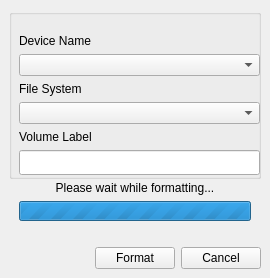
Old version of the form playground/intern/quick-format/src/ui/quickformat.ui in the repository pars-linux/uludag.
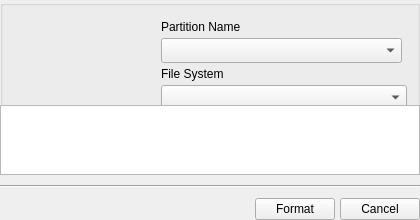
New version of the form. Icons and pictures are not drawn.

Commit message: remake of the legendary quick-format, stage 1

What changed in the file:
```diff
--- a/playground/intern/quick-format/src/ui/quickformat.ui
+++ b/playground/intern/quick-format/src/ui/quickformat.ui
@@ -1,13 +1,13 @@
 <?xml version="1.0" encoding="UTF-8"?>
 <ui version="4.0">
- <class>MainWindow</class>
- <widget class="QMainWindow" name="MainWindow">
+ <class>QuickFormat</class>
+ <widget class="QWidget" name="QuickFormat">
   <property name="geometry">
    <rect>
     <x>0</x>
     <y>0</y>
-    <width>270</width>
-    <height>278</height>
+    <width>420</width>
+    <height>220</height>
    </rect>
   </property>
   <property name="sizePolicy">
@@ -18,68 +18,112 @@
   </property>
   <property name="minimumSize">
    <size>
-    <width>270</width>
-    <height>278</height>
+    <width>420</width>
+    <height>220</height>
    </size>
   </property>
   <property name="maximumSize">
    <size>
-    <width>270</width>
-    <height>278</height>
+    <width>426</width>
+    <height>600</height>
    </size>
   </property>
   <property name="windowTitle">
    <string>Disk Formatting Utility</string>
   </property>
-  <property name="toolButtonStyle">
-   <enum>Qt::ToolButtonIconOnly</enum>
+  <property name="styleSheet">
+   <string notr="true"/>
   </property>
-  <property name="dockOptions">
-   <set>QMainWindow::AllowTabbedDocks|QMainWindow::AnimatedDocks</set>
-  </property>
-  <widget class="QWidget" name="centralwidget">
-   <property name="enabled">
-    <bool>true</bool>
+  <layout class="QVBoxLayout" name="verticalLayout_2">
+   <property name="spacing">
+    <number>10</number>
    </property>
-   <layout class="QVBoxLayout" name="verticalLayout">
-    <item>
-     <widget class="QGroupBox" name="grpBoxDeviceName">
-      <property name="minimumSize">
-       <size>
-        <width>0</width>
-        <height>170</height>
-       </size>
+   <property name="margin">
+    <number>0</number>
+   </property>
+   <item>
+    <widget class="QGroupBox" name="grpNonArgs">
+     <property name="minimumSize">
+      <size>
+       <width>0</width>
+       <height>170</height>
+      </size>
+     </property>
+     <property name="maximumSize">
+      <size>
+       <width>16777215</width>
+       <height>16777215</height>
+      </size>
+     </property>
+     <property name="font">
+      <font>
+       <weight>75</weight>
+       <bold>true</bold>
+      </font>
+     </property>
+     <property name="styleSheet">
+      <string/>
+     </property>
+     <property name="title">
+      <string/>
+     </property>
+     <property name="flat">
+      <bool>true</bool>
+     </property>
+     <layout class="QHBoxLayout" name="horizontalLayout_2">
+      <property name="spacing">
+       <number>20</number>
       </property>
-      <property name="maximumSize">
-       <size>
-        <width>16777215</width>
-        <height>16777215</height>
-       </size>
+      <property name="margin">
+       <number>10</number>
       </property>
-      <property name="font">
-       <font>
-        <weight>75</weight>
-        <bold>true</bold>
-       </font>
-      </property>
-      <property name="styleSheet">
-       <string/>
-      </property>
-      <property name="title">
-       <string/>
-      </property>
-      <widget class="QWidget" name="verticalLayoutWidget">
-       <property name="geometry">
-        <rect>
-         <x>10</x>
-         <y>25</y>
-         <width>241</width>
-         <height>141</height>
-        </rect>
-       </property>
-       <layout class="QVBoxLayout" name="verticalLayout_2">
-        <item>
-         <widget class="QLabel" name="lbl_deviceName">
+      <item>
+       <widget class="QLabel" name="icon">
+        <property name="sizePolicy">
+         <sizepolicy hsizetype="Fixed" vsizetype="Preferred">
+          <horstretch>128</horstretch>
+          <verstretch>128</verstretch>
+         </sizepolicy>
+        </property>
+        <property name="minimumSize">
+         <size>
+          <width>128</width>
+          <height>128</height>
+         </size>
+        </property>
+        <property name="maximumSize">
+         <size>
+          <width>128</width>
+          <height>128</height>
+         </size>
+        </property>
+        <property name="text">
+         <string/>
+        </property>
+        <property name="pixmap">
+         <pixmap resource="../data/images.qrc">:/images/images/drive-removable-media-usb.png</pixmap>
+        </property>
+        <property name="alignment">
+         <set>Qt::AlignLeading|Qt::AlignLeft|Qt::AlignVCenter</set>
+        </property>
+       </widget>
+      </item>
+      <item>
+       <layout class="QGridLayout" name="gridLayout">
+        <property name="horizontalSpacing">
+         <number>5</number>
+        </property>
+        <property name="verticalSpacing">
+         <number>0</number>
+        </property>
+        <item row="0" column="0" colspan="2">
+         <widget class="QLabel" name="label_2">
+          <property name="minimumSize">
+           <size>
+            <width>250</width>
+            <height>0</height>
+           </size>
+          </property>
           <property name="font">
            <font>
             <weight>50</weight>
@@ -87,22 +131,58 @@
            </font>
           </property>
           <property name="text">
-           <string>Device Name</string>
+           <string>Partition Name</string>
           </property>
          </widget>
         </item>
-        <item>
-         <widget class="QComboBox" name="cmb_deviceName">
+        <item row="1" column="0">
+         <widget class="QComboBox" name="deviceName">
+          <property name="sizePolicy">
+           <sizepolicy hsizetype="Expanding" vsizetype="Preferred">
+            <horstretch>0</horstretch>
+            <verstretch>0</verstretch>
+           </sizepolicy>
+          </property>
+          <property name="minimumSize">
+           <size>
+            <width>113</width>
+            <height>25</height>
+           </size>
+          </property>
+          <property name="maximumSize">
+           <size>
+            <width>16777215</width>
+            <height>25</height>
+           </size>
+          </property>
           <property name="font">
            <font>
             <weight>50</weight>
             <bold>false</bold>
            </font>
           </property>
+          <property name="sizeAdjustPolicy">
+           <enum>QComboBox::AdjustToMinimumContentsLength</enum>
+          </property>
+          <property name="minimumContentsLength">
+           <number>0</number>
+          </property>
+          <property name="iconSize">
+           <size>
+            <width>32</width>
+            <height>32</height>
+           </size>
+          </property>
+          <property name="frame">
+           <bool>true</bool>
+          </property>
+          <property name="modelColumn">
+           <number>0</number>
+          </property>
          </widget>
         </item>
-        <item>
-         <widget class="QLabel" name="lbl_fileSystem">
+        <item row="2" column="0" colspan="2">
+         <widget class="QLabel" name="label_3">
           <property name="font">
            <font>
             <weight>50</weight>
@@ -114,8 +194,26 @@
           </property>
          </widget>
         </item>
-        <item>
-         <widget class="QComboBox" name="cmb_fileSystem">
+        <item row="3" column="0" colspan="2">
+         <widget class="QComboBox" name="fileSystem">
+          <property name="sizePolicy">
+           <sizepolicy hsizetype="Preferred" vsizetype="Preferred">
+            <horstretch>0</horstretch>
+            <verstretch>0</verstretch>
+           </sizepolicy>
+          </property>
+          <property name="minimumSize">
+           <size>
+            <width>113</width>
+            <height>25</height>
+           </size>
+          </property>
+          <property name="maximumSize">
+           <size>
+            <width>16777215</width>
+            <height>25</height>
+           </size>
+          </property>
           <property name="font">
            <font>
             <weight>50</weight>
@@ -124,8 +222,8 @@
           </property>
          </widget>
         </item>
-        <item>
-         <widget class="QLabel" name="lbl_volumeLabel">
+        <item row="4" column="0" colspan="2">
+         <widget class="QLabel" name="label_4">
           <property name="font">
            <font>
             <weight>50</weight>
@@ -137,164 +235,98 @@
           </property>
          </widget>
         </item>
-        <item>
-         <widget class="QLineEdit" name="txt_volumeLabel">
+        <item row="5" column="0" colspan="2">
+         <widget class="QLineEdit" name="volumeLabel">
+          <property name="sizePolicy">
+           <sizepolicy hsizetype="Expanding" vsizetype="Preferred">
+            <horstretch>0</horstretch>
+            <verstretch>0</verstretch>
+           </sizepolicy>
+          </property>
           <property name="minimumSize">
            <size>
             <width>0</width>
             <height>25</height>
            </size>
           </property>
+          <property name="maximumSize">
+           <size>
+            <width>16777215</width>
+            <height>25</height>
+           </size>
+          </property>
           <property name="font">
            <font>
             <weight>50</weight>
             <bold>false</bold>
            </font>
           </property>
+          <property name="placeholderText">
+           <string/>
+          </property>
          </widget>
         </item>
-        <item>
-         <spacer name="verticalSpacer_2">
-          <property name="orientation">
-           <enum>Qt::Vertical</enum>
-          </property>
-          <property name="sizeHint" stdset="0">
-           <size>
-            <width>20</width>
-            <height>40</height>
-           </size>
-          </property>
-         </spacer>
-        </item>
        </layout>
-      </widget>
-     </widget>
-    </item>
-    <item>
-     <spacer name="verticalSpacer">
-      <property name="orientation">
-       <enum>Qt::Vertical</enum>
-      </property>
-      <property name="sizeHint" stdset="0">
-       <size>
-        <width>20</width>
-        <height>40</height>
-       </size>
-      </property>
-     </spacer>
-    </item>
-    <item>
-     <layout class="QVBoxLayout" name="verticalLayout_3">
-      <property name="leftMargin">
-       <number>10</number>
-      </property>
-      <property name="rightMargin">
-       <number>10</number>
-      </property>
-      <property name="bottomMargin">
-       <number>20</number>
-      </property>
-      <item>
-       <widget class="QLabel" name="lbl_progress">
-        <property name="maximumSize">
-         <size>
-          <width>16777215</width>
-          <height>20</height>
-         </size>
-        </property>
-        <property name="text">
-         <string>Please wait while formatting...</string>
-        </property>
-        <property name="alignment">
-         <set>Qt::AlignCenter</set>
-        </property>
-       </widget>
       </item>
-      <item>
-       <widget class="QProgressBar" name="progressBar">
-        <property name="minimumSize">
-         <size>
-          <width>0</width>
-          <height>0</height>
-         </size>
-        </property>
-        <property name="maximumSize">
-         <size>
-          <width>16777215</width>
-          <height>20</height>
-         </size>
-        </property>
-        <property name="autoFillBackground">
-         <bool>false</bool>
-        </property>
-        <property name="maximum">
-         <number>0</number>
-        </property>
-        <property name="value">
-         <number>326823</number>
-        </property>
-        <property name="textVisible">
-         <bool>true</bool>
-        </property>
-        <property name="orientation">
-         <enum>Qt::Horizontal</enum>
-        </property>
-        <property name="invertedAppearance">
-         <bool>false</bool>
-        </property>
-        <property name="textDirection">
-         <enum>QProgressBar::TopToBottom</enum>
-        </property>
-        <property name="format">
-         <string notr="true"/>
-        </property>
-       </widget>
-      </item>
      </layout>
-    </item>
-    <item>
-     <layout class="QHBoxLayout" name="horizontalLayout">
-      <item>
-       <spacer name="horizontalSpacer">
-        <property name="orientation">
-         <enum>Qt::Horizontal</enum>
-        </property>
-        <property name="sizeHint" stdset="0">
-         <size>
-          <width>40</width>
-          <height>20</height>
-         </size>
-        </property>
-       </spacer>
-      </item>
-      <item>
-       <widget class="QPushButton" name="btn_format">
-        <property name="text">
-         <string>Format</string>
-        </property>
-       </widget>
-      </item>
-      <item>
-       <widget class="QPushButton" name="btn_cancel">
-        <property name="text">
-         <string>Cancel</string>
-        </property>
-       </widget>
-      </item>
-     </layout>
-    </item>
-   </layout>
-  </widget>
-  <widget class="QMenuBar" name="menubar">
-   <property name="geometry">
-    <rect>
-     <x>0</x>
-     <y>0</y>
-     <width>270</width>
-     <height>22</height>
-    </rect>
-   </property>
-  </widget>
+    </widget>
+   </item>
+   <item>
+    <widget class="QListWidget" name="listWidget"/>
+   </item>
+   <item>
+    <widget class="Line" name="line">
+     <property name="orientation">
+      <enum>Qt::Horizontal</enum>
+     </property>
+    </widget>
+   </item>
+   <item>
+    <layout class="QHBoxLayout" name="horizontalLayout">
+     <property name="spacing">
+      <number>5</number>
+     </property>
+     <property name="rightMargin">
+      <number>0</number>
+     </property>
+     <item>
+      <spacer name="horizontalSpacer">
+       <property name="orientation">
+        <enum>Qt::Horizontal</enum>
+       </property>
+       <property name="sizeHint" stdset="0">
+        <size>
+         <width>135</width>
+         <height>20</height>
+        </size>
+       </property>
+      </spacer>
+     </item>
+     <item>
+      <widget class="QPushButton" name="btn_format">
+       <property name="text">
+        <string>Format</string>
+       </property>
+       <property name="icon">
+        <iconset resource="../data/images.qrc">
+         <normaloff>:/images/images/draw-eraser.png</normaloff>:/images/images/draw-eraser.png</iconset>
+       </property>
+      </widget>
+     </item>
+     <item>
+      <widget class="QPushButton" name="btn_cancel">
+       <property name="text">
+        <string>Cancel</string>
+       </property>
+       <property name="icon">
+        <iconset resource="../data/images.qrc">
+         <normaloff>:/images/images/dialog-close.png</normaloff>:/images/images/dialog-close.png</iconset>
+       </property>
+      </widget>
+     </item>
+    </layout>
+   </item>
+  </layout>
  </widget>
  <resources/>
  <connections/>
```
Left out of the diff: 6 changed lines with no effect on the pictures. The commit also changes 11 other files.
